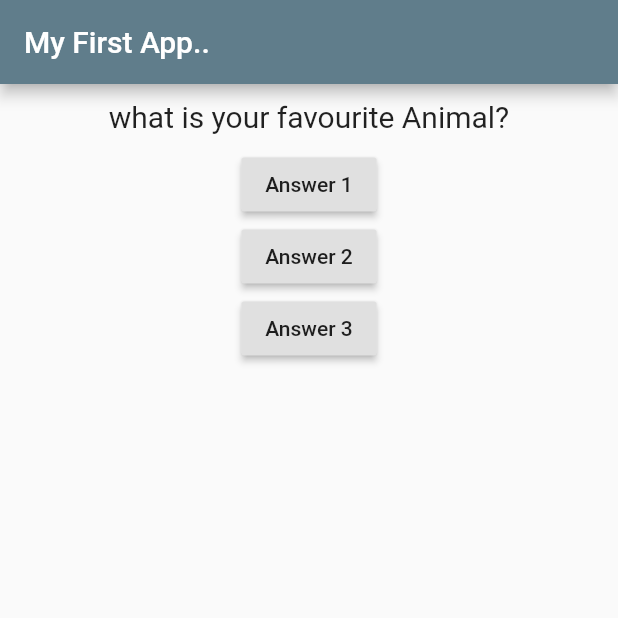
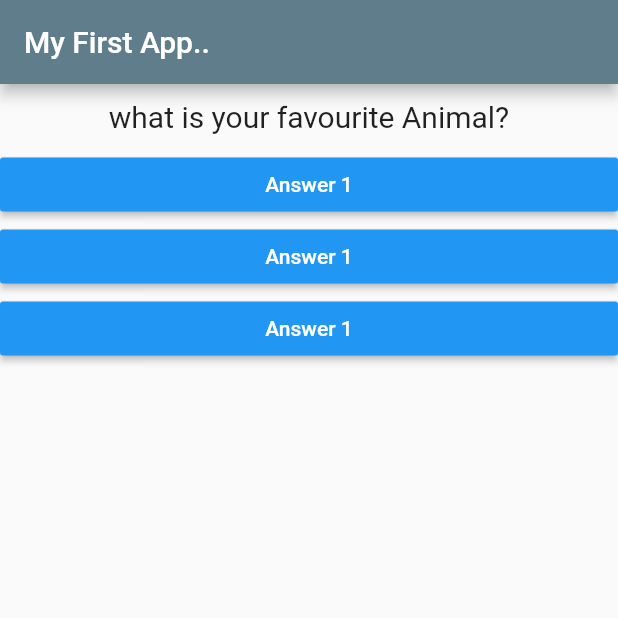
Before and after one commit to praveenbapuram/flutter-flutter_complete_guide, a Flutter app: the screen it shows after launch, on a phone screen of 412 x 824 dp, the top half of it. Run offline on Flutter 3.47's test engine with Material 2 defaults, Android fonts, the phone set to English and light mode, and no system bars.

Commit message:
Moving Button to another widget

```diff
--- /dev/null
+++ b/lib/answer.dart
@@ -0,0 +1,20 @@
+import 'package:flutter/material.dart';
+
+class Answer extends StatelessWidget {
+
+  final Function handler;
+
+  Answer(this.handler);
+
+  @override
+  Widget build(BuildContext context) {
+    return Container(
+      width: double.infinity,
+      child: RaisedButton(
+        color: Colors.blue,
+        textColor: Colors.white,
+        child: Text('Answer 1'),
+        onPressed: handler),
+    );
+  }
+}
--- a/lib/main.dart
+++ b/lib/main.dart
@@ -1,5 +1,6 @@
 import 'package:flutter/material.dart';
 import './question.dart';
+import './answer.dart';
 
 void main() {
   runApp(MyApp());
@@ -40,20 +41,9 @@ class _MyAppState extends State<MyApp> {
         body: Column(
           children: [
             Question(questions[_questionIndex]),
-            RaisedButton(
-              child: Text("Answer 1"),
-              onPressed: _answerQuestion,
-            ),
-            RaisedButton(
-              child: Text("Answer 2"),
-              onPressed: () => print('answer 2 chosen'),
-            ),
-            RaisedButton(
-              child: Text("Answer 3"),
-              onPressed: () {//Anonymous function
-                print('answer 3 chosen');
-              },
-            ),
+            Answer(_answerQuestion),
+            Answer(_answerQuestion),
+            Answer(_answerQuestion),
           ],
         ),
       ),
```
